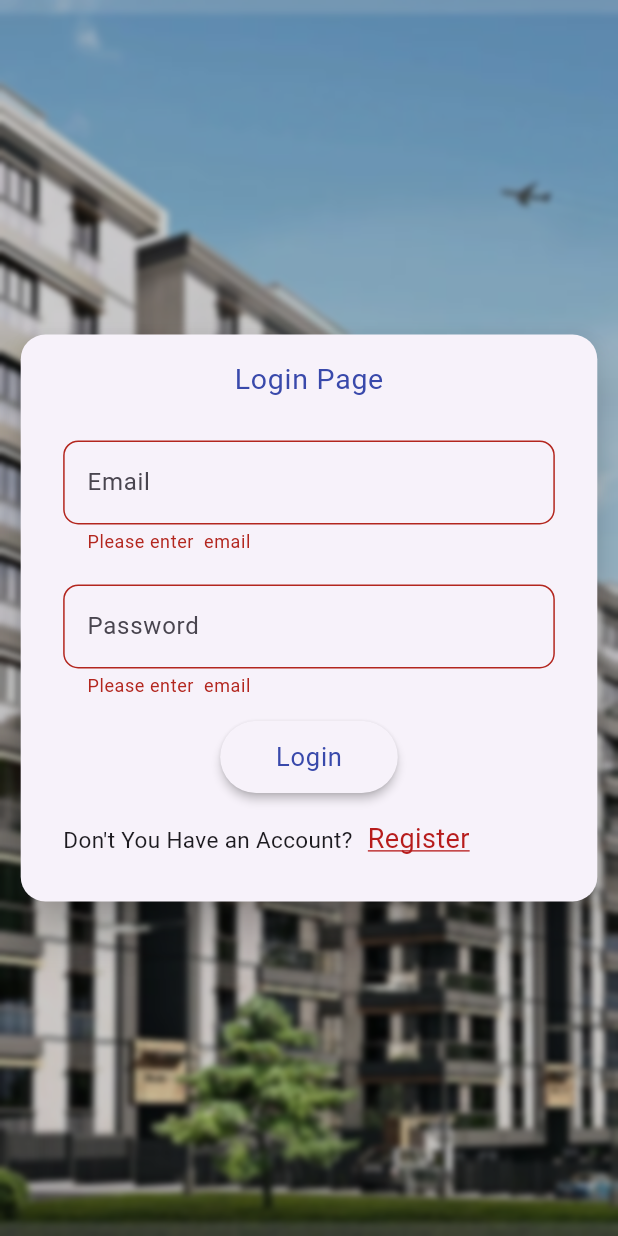
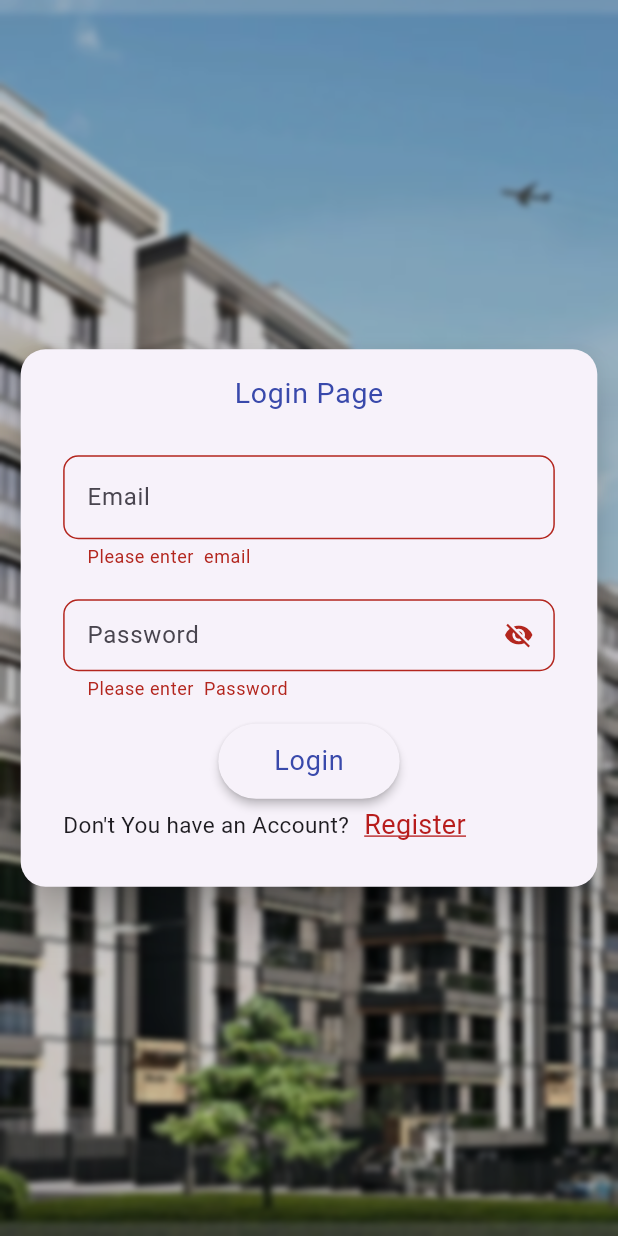
Before and after one commit to harishnookala123/maintaince_app, a Flutter app: the screen it shows after launch, after a tap on "Login", on a phone screen of 412 x 824 dp. Run offline on Flutter 3.47's test engine with Material 3 defaults, Android fonts, the phone set to English and light mode, and no system bars; our stand-ins replace dio, email_validator, google_fonts.

Commit message:
login screen api implementaion

```diff
--- a/lib/Admin/Views/registration.dart
+++ b/lib/Admin/Views/registration.dart
@@ -5,7 +5,7 @@ import 'package:flutter/material.dart';
 import 'package:google_fonts/google_fonts.dart';
 import 'package:maintaince_app/Admin/Views/registrationsecondpage.dart';
 import 'package:provider/provider.dart';
-import '../../styles.dart';
+import '../../styles/basicstyles.dart';
 import '../changeprovider/adminprovider.dart';
 
 class AdminRegistration extends StatefulWidget {
--- a/lib/Admin/Views/registrationsecondpage.dart
+++ b/lib/Admin/Views/registrationsecondpage.dart
@@ -7,7 +7,7 @@ import 'package:google_fonts/google_fonts.dart';
 import 'package:maintaince_app/Admin/changeprovider/adminprovider.dart';
 import 'package:provider/provider.dart';
 import 'package:email_validator/email_validator.dart';
-import '../../styles.dart';
+import '../../styles/basicstyles.dart';
 import '../Model/adminRegistartion.dart';
 import 'homepage.dart';
 
@@ -265,7 +265,7 @@ class _AdminPersonalState extends State<AdminPersonal> {
      });
      var dio = Dio();
      var response = await dio.request(
-       'http://192.168.29.69:3000/register',
+       'http://192.168.29.231:3000/register',
        options: Options(
          method: 'POST',
          headers: headers,
--- a/lib/Co_admin/Views/registration.dart
+++ b/lib/Co_admin/Views/registration.dart
@@ -1,8 +1,6 @@
-import 'package:flutter/cupertino.dart';
 import 'package:flutter/material.dart';
-import 'package:flutter/painting.dart';
 import 'package:google_fonts/google_fonts.dart';
-import 'package:maintaince_app/styles.dart';
+import 'package:maintaince_app/styles/basicstyles.dart';
 
 class CoRegistration extends StatefulWidget {
   const CoRegistration({super.key});
--- a/lib/login.dart
+++ b/lib/login.dart
@@ -1,27 +1,29 @@
+import 'dart:convert';
+import 'package:dio/dio.dart';
 import 'package:flutter/material.dart';
-import 'package:google_fonts/google_fonts.dart';
-import 'package:maintaince_app/styles.dart';
+import 'package:maintaince_app/styles/basicstyles.dart';
 import 'package:maintaince_app/userscreen.dart';
 
 import 'mainScreen.dart';
 
 class Login extends StatefulWidget {
-  Login({super.key});
+  const Login({super.key});
 
   @override
   State<Login> createState() => _LoginState();
 }
 
 class _LoginState extends State<Login> {
-  var email = TextEditingController();
+  var emailController = TextEditingController();
 
-  var password = TextEditingController();
+  var passwordController = TextEditingController();
+  bool _obscureText = true;
 
   var formKey = GlobalKey<FormState>();
-
-  String? validateEmail(String? value) {
-    if (value == null || value.isEmpty) {
-      return 'Please enter  email';
+  String? status;
+  String?validateEmail(String? value){
+    if(value==null || value.isEmpty){
+      return'Please enter  email';
     }
     const String emailPattern =
         r'^[a-zA-Z0-9._%+-]+@[a-zA-Z0-9.-]+\.[a-zA-Z]{2,}$';
@@ -34,7 +36,7 @@ class _LoginState extends State<Login> {
 
   String? validatePassword(String? value) {
     if (value == null || value.isEmpty) {
-      return 'Please enter  email';
+      return 'Please enter  Password';
     }
     const String passwordPattern =
         r'^(?=.*[a-z])(?=.*[A-Z])(?=.*\d)(?=.*[!@#$%^&*])[A-Za-z\d!@#$%^&*]{8,}$';
@@ -70,7 +72,7 @@ class _LoginState extends State<Login> {
                   mainAxisAlignment: MainAxisAlignment.center,
                   children: <Widget>[
                     TextFormField(
-                      controller: email,
+                      controller: emailController,
                       validator: validateEmail,
                       decoration: InputDecoration(
                         border: OutlineInputBorder(
@@ -83,30 +85,40 @@ class _LoginState extends State<Login> {
                       height: 20,
                     ),
                     TextFormField(
-                      obscureText: true,
-                      controller: password,
+                      obscureText: _obscureText,
+                      onChanged: (value){
+                        passwordController.value = passwordController.value.copyWith(
+                          text: value.replaceAll(' ', ''),
+                          selection: TextSelection.collapsed(offset: value.length),
+                        );
+                      },
+                      controller: passwordController,
                       validator: validatePassword,
                       decoration: InputDecoration(
+                        suffixIcon: IconButton(
+                          icon: Icon(
+                            size: 20,
+                            _obscureText ? Icons.visibility_off : Icons.visibility
+                          ),
+                          onPressed: _toggleObscureText,
+                        ),
+                        isDense: true,
                         border: OutlineInputBorder(
                             borderRadius: BorderRadius.circular(10)),
                         hintText: 'Password',
                         // prefixIcon:  const Icon(Icons.lock),
                       ),
+                      minLines: 1,
+                      maxLines: 1,
                     ),
                     const SizedBox(
                       height: 15,
                     ),
                     ElevatedButton(
                       onPressed: () {
-                        var name = email.text;
                         if (formKey.currentState!.validate()) {
-                          getPost(name, password.text);
-                          Navigator.push(
-                              context,
-                              MaterialPageRoute(
-                                  builder: (context) => UserScreen(
-                                        name: name,
-                                      )));
+                          getPost(emailController.text,
+                              passwordController.text.replaceAll(' ', ''));
                         }
                         // onPressed handler
                       },
@@ -118,16 +130,16 @@ class _LoginState extends State<Login> {
                       child: BasicText(
                         title: "Login",
                         color: Colors.indigo.shade600,
-                        fontSize: 17,
+                        fontSize: 18,
                       ),
                     ),
-                    const SizedBox(
-                      height: 18,
+                    status!=null?getText():Container(
+                      margin: const EdgeInsets.only(top: 4.3),
                     ),
                     Row(
                       children: [
                         const Text(
-                          "Don't You Have an Account?",
+                          "Don't You have an Account?",
                           textAlign: TextAlign.left,
                           style: TextStyle(fontSize: 15),
                         ),
@@ -162,7 +174,58 @@ class _LoginState extends State<Login> {
     ));
   }
 
-  getPost(String name, String password) {
-    var data = {"email": name, "password": password};
+   getPost(String email, String password) async {
+     var headers = {
+       'Content-Type': 'application/json'
+     };
+     String passwordvalue = password.replaceAll(RegExp(r"\s\b|\b\s"), "");
+     var data = json.encode({
+       "email": email.trim(),
+       "password": passwordvalue,
+     });
+     var dio = Dio();
+     var response = await dio.request(
+       'http://192.168.29.231:3000/login',
+       options: Options(
+         method: 'POST',
+         headers: headers,
+       ),
+       data: data,
+     );
+
+     if (response.statusCode == 200) {
+       setState(() {
+         status = response.data;
+         if(status == "Login successful"){
+           emailController.clear();
+           passwordController.clear();
+           status = "";
+           Navigator.pushReplacement(context, MaterialPageRoute(
+               builder: (context) => UserScreen(name: email,)));
+         }
+       });
+     }
+     else {
+       setState(() {
+         status = response.data;
+       });
+     }
+  }
+
+  getText() {
+    return Container(
+      margin: const EdgeInsets.only(top: 12.3,bottom: 12.3),
+      child: Text(status!,
+        style: const TextStyle(color: Colors.red,
+            fontSize: 18
+        ),
+      ),
+    );
+  }
+
+  void _toggleObscureText() {
+    setState(() {
+      _obscureText = !_obscureText;
+    });
   }
 }
--- a/lib/mainScreen.dart
+++ b/lib/mainScreen.dart
@@ -1,6 +1,5 @@
 import 'dart:ui';
 
-import 'package:flutter/cupertino.dart';
 import 'package:flutter/material.dart';
 import 'package:maintaince_app/Admin/Views/registration.dart';
 
@@ -89,7 +88,7 @@ class SelectRegisterScreen extends State<SelectRegister> {
                     ),
                     const SizedBox(
                       height: 10,
-                    )
+                    ),
                   ],
                 ),
               ),
--- a/lib/splashscreen.dart
+++ b/lib/splashscreen.dart
@@ -1,7 +1,7 @@
 import 'package:flutter/cupertino.dart';
 import 'package:flutter/material.dart';
-import 'package:maintaince_app/login.dart';
 
+import 'login.dart';
 import 'mainScreen.dart';
 class SplashScreen extends StatefulWidget{
   const SplashScreen({super.key});
--- a/lib/styles.dart
+++ b/lib/styles/basicstyles.dart
@@ -1,5 +1,4 @@
 import 'dart:ui';
-
 import 'package:flutter/material.dart';
 import 'package:google_fonts/google_fonts.dart';
 
```
